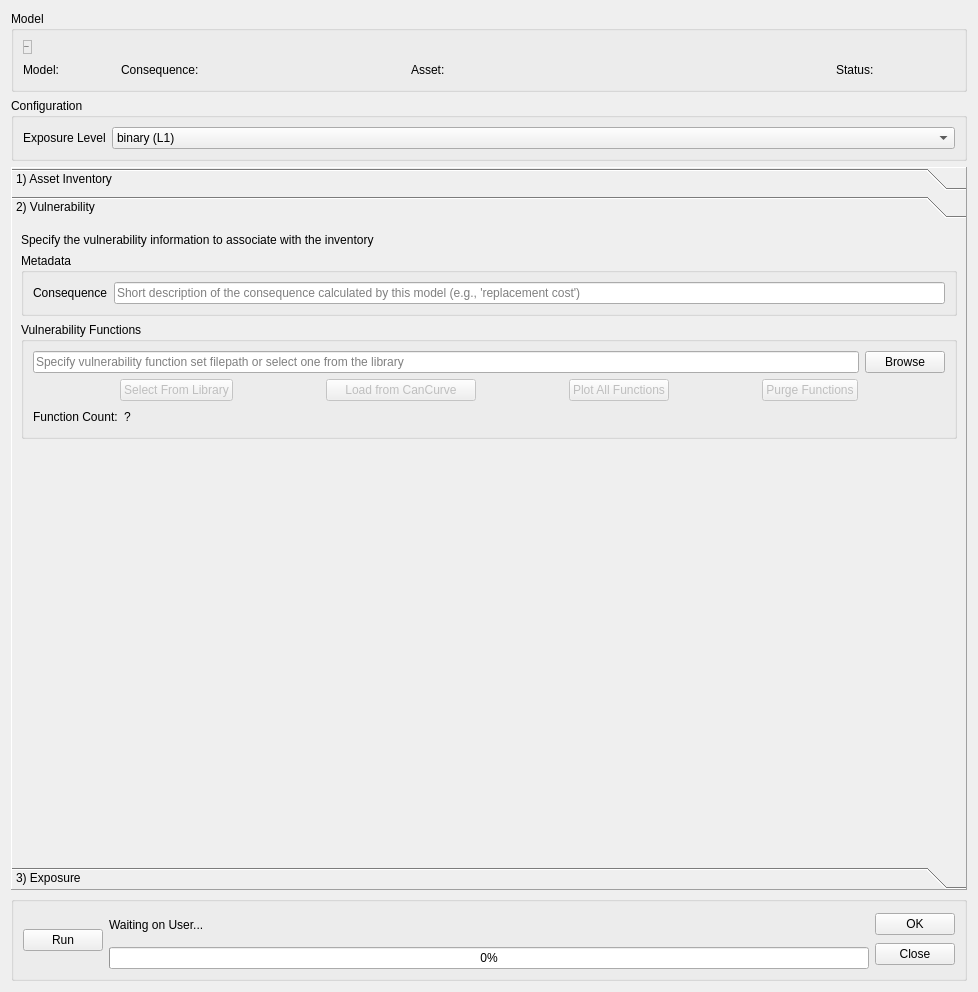
This is canflood2/canflood2_model_config.ui in cefect/CanFlood2 as Qt 5 draws it before an edit. The edited form follows.
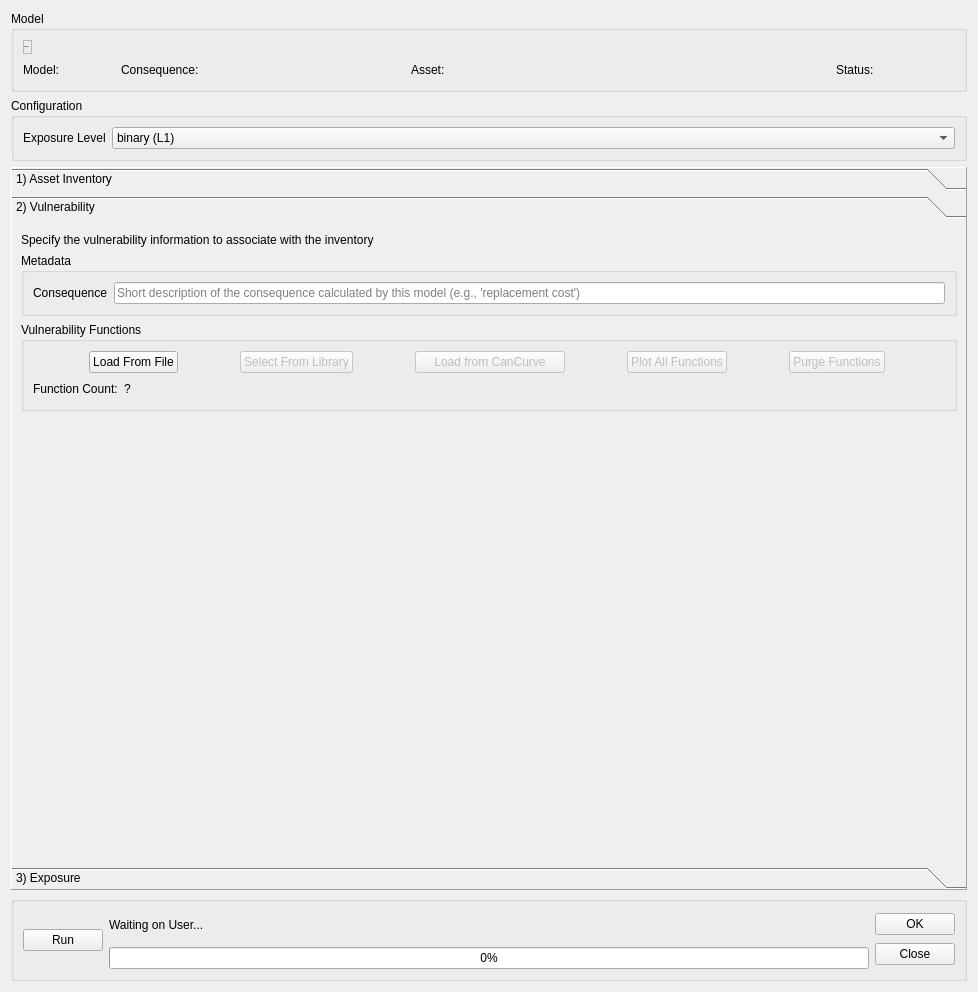
This is the edited form. The open tabs and pages were chosen to show the change. Custom widgets are drawn as their Qt base class.

```diff
--- a/canflood2/canflood2_model_config.ui
+++ b/canflood2/canflood2_model_config.ui
@@ -883,31 +883,26 @@
           <string>Vulnerability Functions</string>
          </property>
          <layout class="QVBoxLayout" name="verticalLayout_6">
-          <item>
-           <layout class="QHBoxLayout" name="horizontalLayout_11">
-            <item>
-             <widget class="QLineEdit" name="lineEdit_V_vfunc">
-              <property name="placeholderText">
-               <string>Specify vulnerability function set filepath or select one from the library</string>
-              </property>
-             </widget>
-            </item>
-            <item>
-             <widget class="QPushButton" name="pushButton_SScurves">
-              <property name="enabled">
-               <bool>true</bool>
-              </property>
-              <property name="text">
-               <string>Browse</string>
-              </property>
-             </widget>
-            </item>
-           </layout>
-          </item>
           <item>
            <layout class="QHBoxLayout" name="horizontalLayout_12">
             <item>
-             <widget class="QPushButton" name="pushButton_inv_vfunc">
+             <widget class="QPushButton" name="pushButton_V_vfunc_load">
+              <property name="enabled">
+               <bool>true</bool>
+              </property>
+              <property name="sizePolicy">
+               <sizepolicy hsizetype="Fixed" vsizetype="Fixed">
+                <horstretch>0</horstretch>
+                <verstretch>0</verstretch>
+               </sizepolicy>
+              </property>
+              <property name="text">
+               <string>Load From File</string>
+              </property>
+             </widget>
+            </item>
+            <item>
+             <widget class="QPushButton" name="pushButton_V_vfunc_library">
               <property name="enabled">
                <bool>false</bool>
               </property>
```
Left out of the diff: 4 changed lines with no effect on the pictures.
